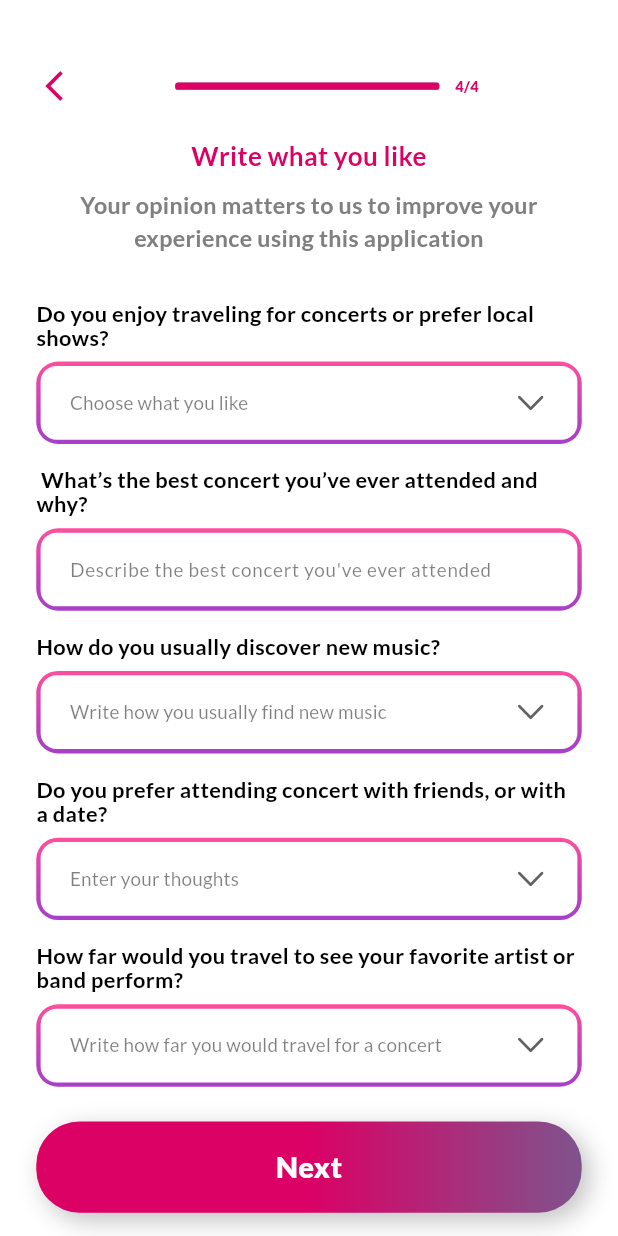
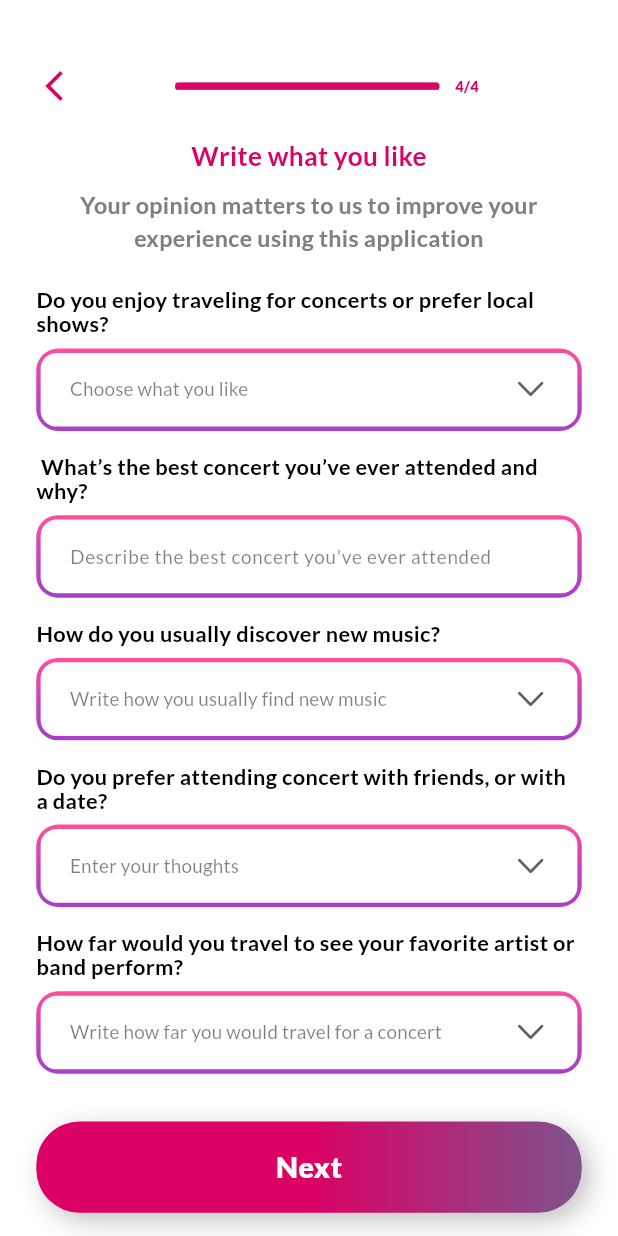
Before and after one commit to islam0110023/tala_app, a Flutter app: the ProfileLike2Screen screen opened by its route, on a phone screen of 412 x 824 dp. Run offline on Flutter 3.47's test engine with Material 3 defaults, Android fonts, the phone set to English and light mode, and no system bars; our stand-ins replace dropdown_button2, flutter_screenutil, flutter_svg, go_router, gradient_borders, smooth_page_indicator.

Commit message:
Fix: Adjust vertical spacing in CustomUpperProfileLike2 widget
This commit updates the vertical spacing in the `CustomUpperProfileLike2` widget.

The `SizedBox` height between the text and the next element has been changed from `AppDimensions.h32` to `AppDimensions.h23`.

```diff
--- a/lib/feature/profile/presentation/view/widget/custom_upper_profile_like_2.dart
+++ b/lib/feature/profile/presentation/view/widget/custom_upper_profile_like_2.dart
@@ -25,7 +25,7 @@ class CustomUpperProfileLike2 extends StatelessWidget {
           textAlign: TextAlign.center,
           style: Styling.textStyleGray16,
         ),
-        SizedBox(height: AppDimensions.h32),
+        SizedBox(height: AppDimensions.h23),
       ],
     );
   }
```
